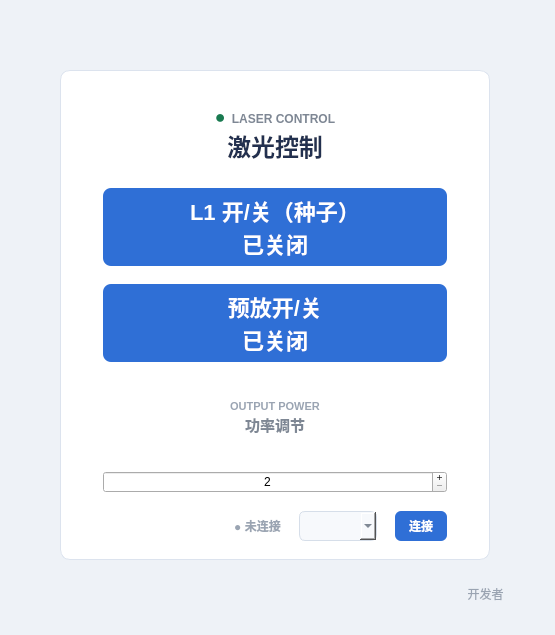
Before: the Qt Designer form laser-control/serialhelper/operatorform.ui in KaidongHe/Laser_Control, drawn with Qt 5.
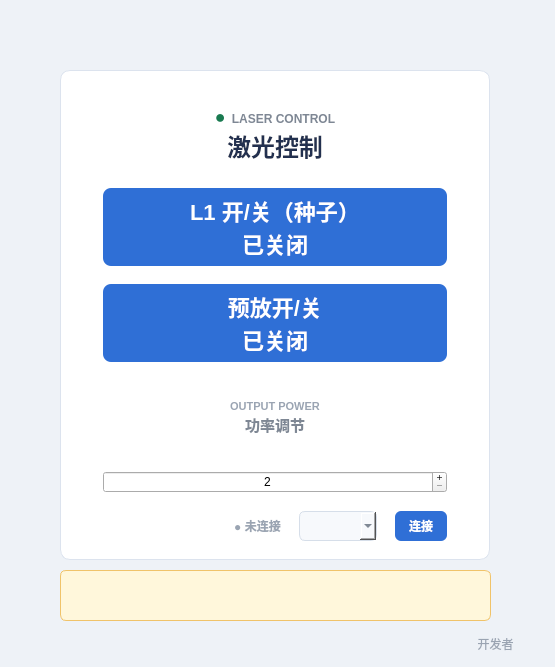
After: the same form once the commit is applied. Custom widgets are drawn as their Qt base class.

The edit to the form file:
```diff
--- a/laser-control/serialhelper/operatorform.ui
+++ b/laser-control/serialhelper/operatorform.ui
@@ -7,7 +7,7 @@
     <x>0</x>
     <y>0</y>
     <width>555</width>
-    <height>635</height>
+    <height>667</height>
    </rect>
   </property>
   <property name="minimumSize">
@@ -107,6 +107,16 @@
   font-family: 'Microsoft YaHei';
   font-size: 12px;
   font-weight: 600;
+}
+QLabel#statusDisplayLabel {
+  color: #B7791F;
+  background: #FFF7DB;
+  border: 1px solid #F0C36A;
+  border-radius: 6px;
+  padding: 5px 8px;
+  font-family: 'Microsoft YaHei';
+  font-size: 12px;
+  font-weight: 600;
 }</string>
   </property>
   <widget class="QFrame" name="panel">
@@ -283,8 +293,8 @@
   <widget class="QPushButton" name="developerButton">
    <property name="geometry">
     <rect>
-     <x>440</x>
-     <y>580</y>
+     <x>450</x>
+     <y>630</y>
      <width>91</width>
      <height>28</height>
     </rect>
@@ -296,6 +306,28 @@
     <string>开发者</string>
    </property>
   </widget>
+  <widget class="QLabel" name="statusDisplayLabel">
+   <property name="geometry">
+    <rect>
+     <x>60</x>
+     <y>570</y>
+     <width>431</width>
+     <height>51</height>
+    </rect>
+   </property>
+   <property name="visible">
+    <bool>true</bool>
+   </property>
+   <property name="text">
+    <string/>
+   </property>
+   <property name="alignment">
+    <set>Qt::AlignCenter</set>
+   </property>
+   <property name="wordWrap">
+    <bool>true</bool>
+   </property>
+  </widget>
  </widget>
  <customwidgets>
   <customwidget>
```
Left out of the diff: 72 changed lines with no effect on the pictures.
